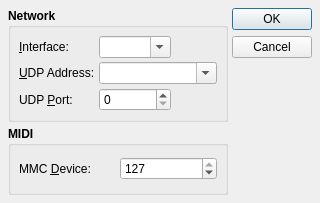
Qt form src/qmidictlOptionsForm.ui (rncbc/qmidictl) before a commit.
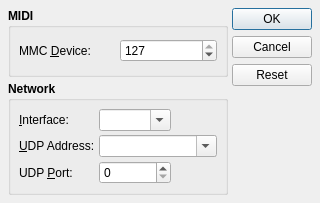
The same form after that commit. Icons and pictures are not drawn.

Commit message: - Reset (to network defaults) button added to options dialog,   which also gets some layout reform.

```diff
--- a/src/qmidictlOptionsForm.ui
+++ b/src/qmidictlOptionsForm.ui
@@ -40,6 +40,59 @@
   <layout class="QHBoxLayout">
    <item>
     <layout class="QVBoxLayout">
+     <item>
+      <widget class="QGroupBox" name="MidiGroupBox">
+       <property name="font">
+        <font>
+         <weight>75</weight>
+         <bold>true</bold>
+        </font>
+       </property>
+       <property name="title">
+        <string>MIDI</string>
+       </property>
+       <property name="flat">
+        <bool>true</bool>
+       </property>
+       <layout class="QGridLayout">
+        <item row="0" column="0">
+         <widget class="QLabel" name="MmcDeviceTextLabel">
+          <property name="font">
+           <font>
+            <weight>50</weight>
+            <bold>false</bold>
+           </font>
+          </property>
+          <property name="text">
+           <string>MMC &amp;Device:</string>
+          </property>
+          <property name="buddy">
+           <cstring>MmcDeviceSpinBox</cstring>
+          </property>
+         </widget>
+        </item>
+        <item row="0" column="1">
+         <widget class="QSpinBox" name="MmcDeviceSpinBox">
+          <property name="font">
+           <font>
+            <weight>50</weight>
+            <bold>false</bold>
+           </font>
+          </property>
+          <property name="accelerated">
+           <bool>true</bool>
+          </property>
+          <property name="maximum">
+           <number>127</number>
+          </property>
+          <property name="value">
+           <number>127</number>
+          </property>
+         </widget>
+        </item>
+       </layout>
+      </widget>
+     </item>
      <item>
       <widget class="QGroupBox" name="NetworkGroupBox">
        <property name="font">
@@ -148,59 +201,6 @@
        </layout>
       </widget>
      </item>
-     <item>
-      <widget class="QGroupBox" name="MidiGroupBox">
-       <property name="font">
-        <font>
-         <weight>75</weight>
-         <bold>true</bold>
-        </font>
-       </property>
-       <property name="title">
-        <string>MIDI</string>
-       </property>
-       <property name="flat">
-        <bool>true</bool>
-       </property>
-       <layout class="QGridLayout">
-        <item row="0" column="0">
-         <widget class="QLabel" name="MmcDeviceTextLabel">
-          <property name="font">
-           <font>
-            <weight>50</weight>
-            <bold>false</bold>
-           </font>
-          </property>
-          <property name="text">
-           <string>MMC &amp;Device:</string>
-          </property>
-          <property name="buddy">
-           <cstring>MmcDeviceSpinBox</cstring>
-          </property>
-         </widget>
-        </item>
-        <item row="0" column="1">
-         <widget class="QSpinBox" name="MmcDeviceSpinBox">
-          <property name="font">
-           <font>
-            <weight>50</weight>
-            <bold>false</bold>
-           </font>
-          </property>
-          <property name="accelerated">
-           <bool>true</bool>
-          </property>
-          <property name="maximum">
-           <number>127</number>
-          </property>
-          <property name="value">
-           <number>127</number>
-          </property>
-         </widget>
-        </item>
-       </layout>
-      </widget>
-     </item>
     </layout>
    </item>
    <item>
@@ -209,7 +209,7 @@
       <enum>Qt::Vertical</enum>
      </property>
      <property name="standardButtons">
-      <set>QDialogButtonBox::Cancel|QDialogButtonBox::Ok</set>
+      <set>QDialogButtonBox::Cancel|QDialogButtonBox::Ok|QDialogButtonBox::Reset</set>
      </property>
     </widget>
    </item>
```
Left out of the diff: 2 changed lines with no effect on the pictures. The commit also changes 4 other files.
